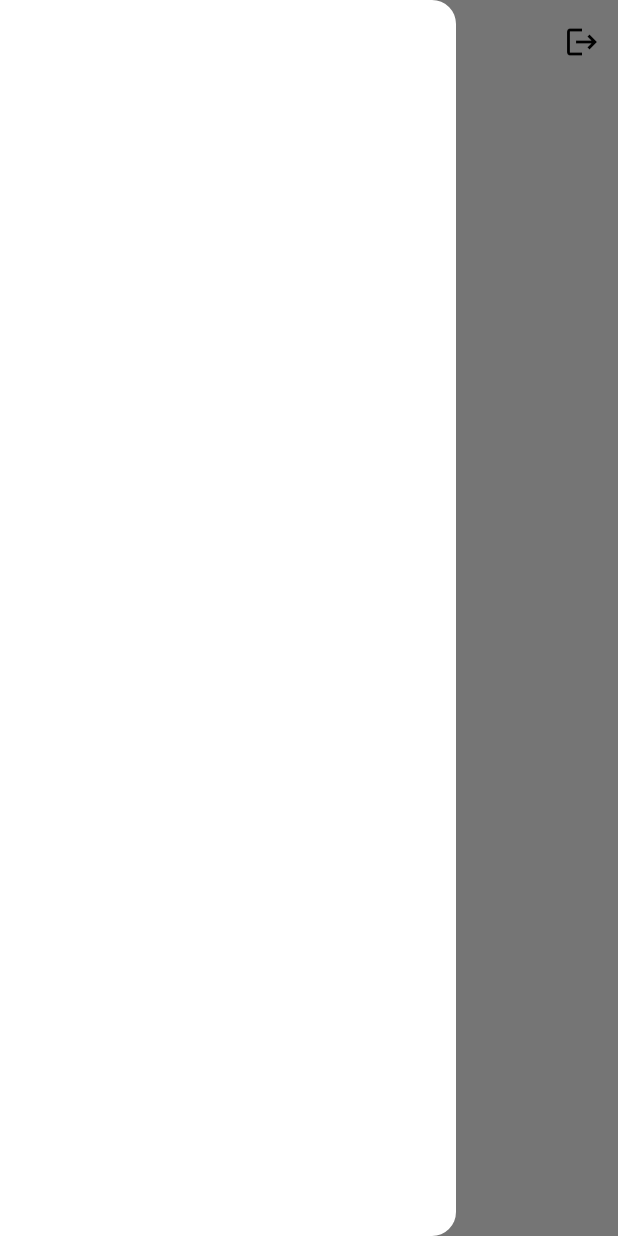
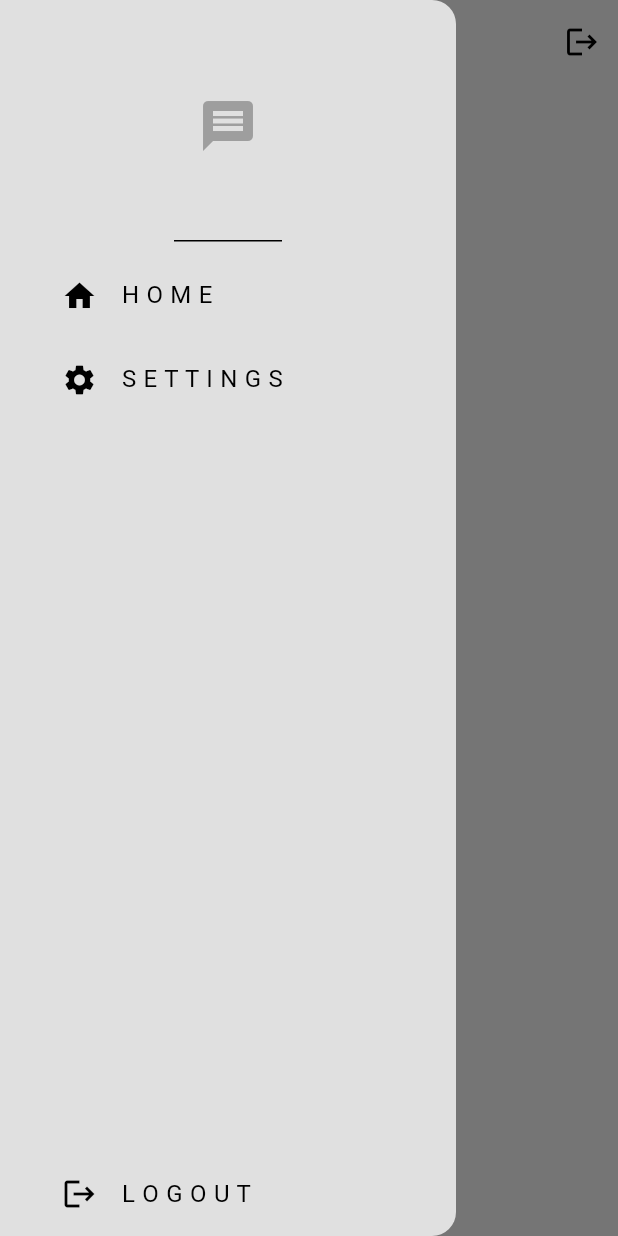
Before and after one commit to Diaf-Abderrahmane/aka_chat, a Flutter app: the screen it shows once a user with an empty profile is signed in, with the side drawer open, on a phone screen of 412 x 824 dp. Run offline on Flutter 3.47's test engine with Material 3 defaults, Android fonts, the light colour scheme and no system bars; our stand-ins replace firebase_auth, firebase_core; missing offline and left inert: dart:ffi; accounts and stored records are empty.

Commit message:
drawer 1.1

```diff
--- /dev/null
+++ b/front/lib/components/my_drawer.dart
@@ -0,0 +1,69 @@
+// ignore_for_file: prefer_const_literals_to_create_immutables, prefer_const_constructors
+
+import 'package:aka_chat/pages/settings_page.dart';
+import 'package:flutter/material.dart';
+
+class MyDrawer extends StatelessWidget {
+  const MyDrawer({super.key});
+
+  @override
+  Widget build(BuildContext context) {
+    return Drawer(
+      backgroundColor: Theme.of(context).colorScheme.background,
+      child: Column(
+        mainAxisAlignment: MainAxisAlignment.spaceBetween,
+        children: [
+          Column(
+            children: [
+              // logo
+              DrawerHeader(
+                child: Icon(
+                  Icons.message,
+                  color: Theme.of(context).colorScheme.primary,
+                  size: 40,
+                ),
+              ),
+
+              //home list tile
+              Padding(
+                padding: const EdgeInsets.only(left: 25),
+                child: ListTile(
+                  title: Text("H O M E"),
+                  leading: Icon(Icons.home),
+                  onTap: () {
+                    Navigator.pop(context);
+                  },
+                ),
+              ),
+
+              //settings list tile
+              Padding(
+                padding: const EdgeInsets.only(left: 25, bottom: 25),
+                child: ListTile(
+                    title: Text("S E T T I N G S"),
+                    leading: Icon(Icons.settings),
+                    onTap: () {
+                      Navigator.push(
+                          context,
+                          MaterialPageRoute(
+                            builder: (context) => SettingsPage(),
+                          ));
+                    }),
+              ),
+            ],
+          ),
+
+          //logout list tile
+          Padding(
+            padding: const EdgeInsets.only(left: 25),
+            child: ListTile(
+              title: Text("L O G O U T"),
+              leading: Icon(Icons.logout),
+              onTap: () {},
+            ),
+          ),
+        ],
+      ),
+    );
+  }
+}
--- a/front/lib/pages/home_page.dart
+++ b/front/lib/pages/home_page.dart
@@ -1,4 +1,5 @@
 import 'package:aka_chat/auth/auth_service.dart';
+import 'package:aka_chat/components/my_drawer.dart';
 import 'package:flutter/material.dart';
 
 class HomePage extends StatelessWidget {
@@ -19,7 +20,7 @@ class HomePage extends StatelessWidget {
           IconButton(onPressed: logout, icon: Icon(Icons.logout))
         ],
       ),
-      drawer: Drawer(),
+      drawer: MyDrawer(),
     );
   }
 }
```
Also changed, not shown: front/lib/pages/settings_page.dart (added, +15 -0 lines).
